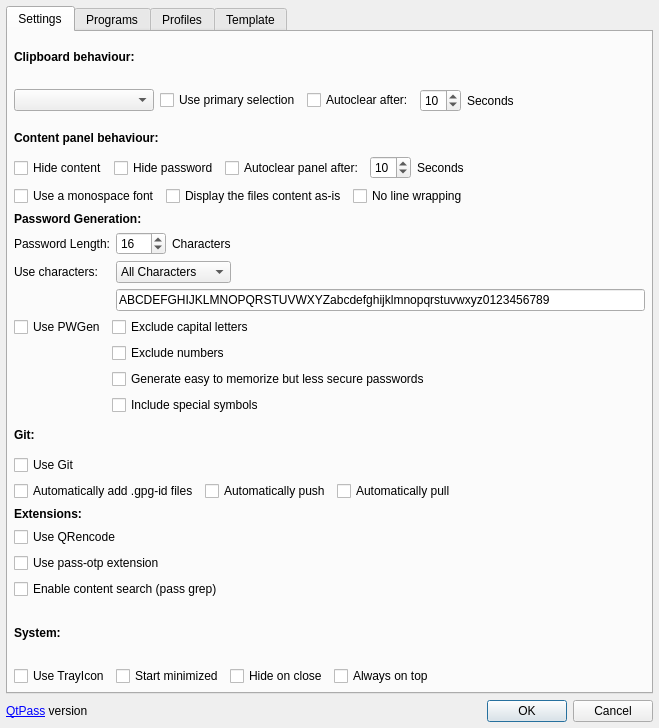
Before: the Qt Designer form src/configdialog.ui in IJHack/QtPass, drawn with Qt 5.
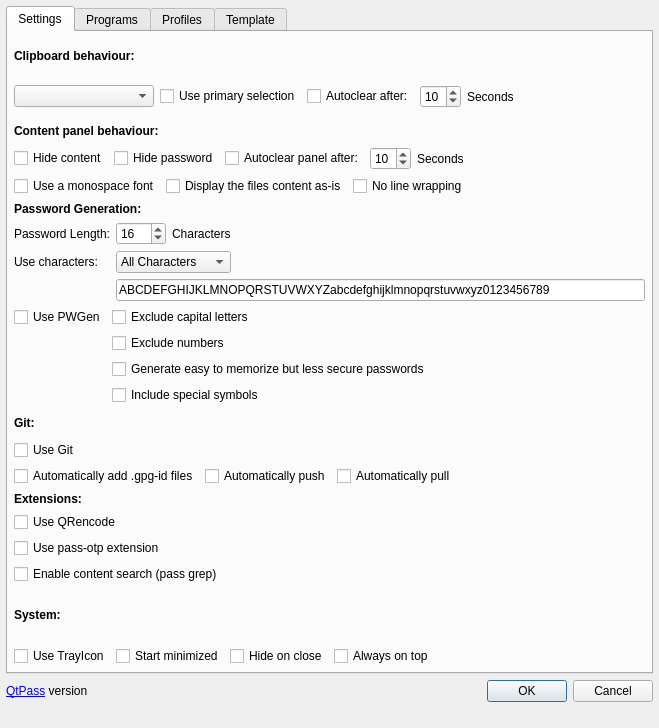
After: the same form once the commit is applied. Icons and pictures are not drawn.

Commit message:
feat: Add status bar to profile creation (#1034)
- Add statusLabel widget below buttons (full-width footer)
- Fix indentation in configdialog.ui for buttonBox
- Extract updateProfileStatus(int row) helper method
- Disable sorting before insert to get correct row index
- Update status on add, delete and item changes
- Set textFormat to Qt::PlainText to prevent HTML

```diff
--- a/src/configdialog.ui
+++ b/src/configdialog.ui
@@ -1117,6 +1117,19 @@
      </item>
     </layout>
    </item>
+    <item>
+     <widget class="QLabel" name="statusLabel">
+      <property name="text">
+       <string/>
+      </property>
+      <property name="textFormat">
+       <enum>Qt::PlainText</enum>
+      </property>
+      <property name="wordWrap">
+       <bool>true</bool>
+      </property>
+     </widget>
+    </item>
   </layout>
  </widget>
  <tabstops>
```
Lines whose indentation alone changed are shown as unchanged. The commit also changes 52 other files.
